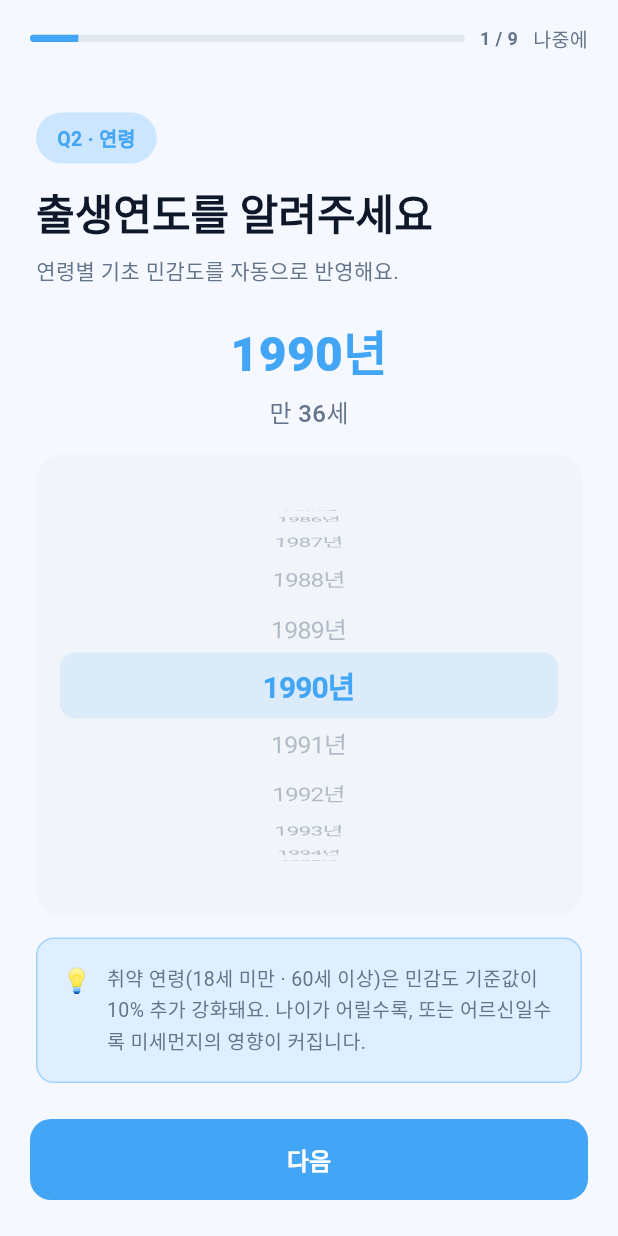
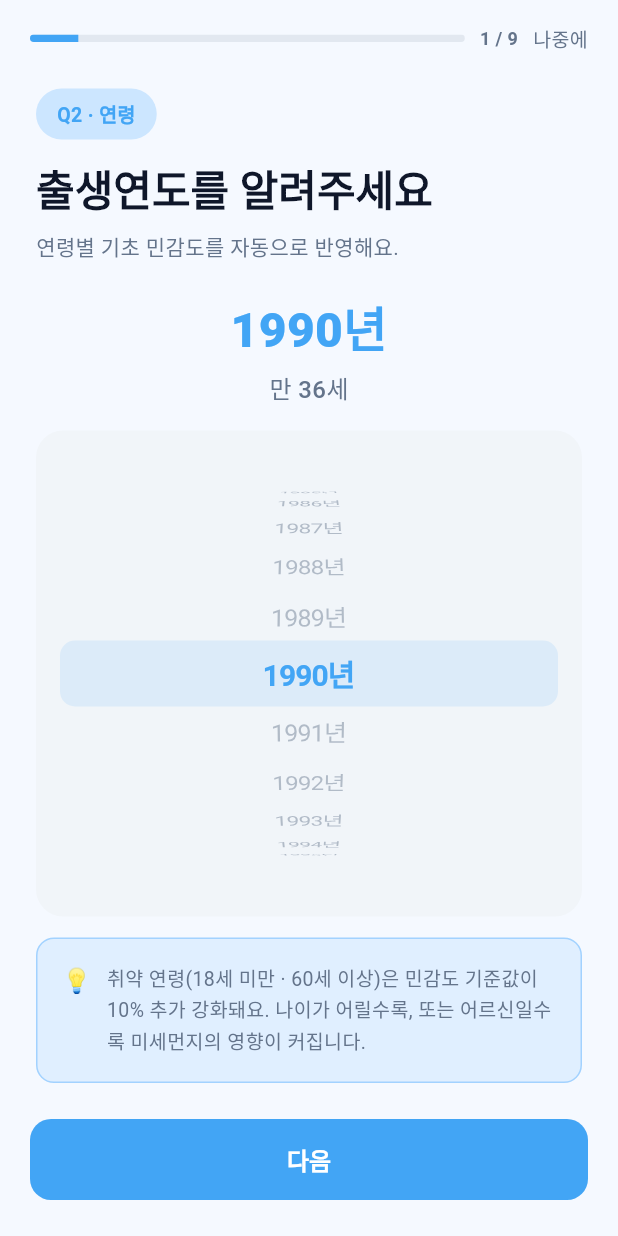
Before and after one commit to yulgoklee/mask, a Flutter app: the OnboardingScreen screen opened by its route, swiped to page 2, on a phone screen of 412 x 824 dp. Run offline on Flutter 3.47's test engine with Material 3 defaults, Android fonts, the phone set to English and light mode, and no system bars; our stand-ins replace dio, firebase_analytics, firebase_core, firebase_crashlytics, firebase_remote_config, fl_chart and 14 more; missing offline and left inert: animated_digit, workmanager; accounts and stored records are empty; statements that could not run were skipped.

Commit message:
fix: Crashlytics 에러 수정 — Expanded/AspectRatio 크래시 + Q2 overflow
1. _CalendarRow: Expanded를 AnimationConfiguration 안에서 꺼냄
   - FadeInAnimation 안에 묻힌 Expanded가 Row 컨텍스트를 잃어
     AspectRatio unbounded constraints + ParentDataWidget 크래시 연쇄 발생
   - Expanded를 AnimationConfiguration 바깥(Row 직계 자식)으로 이동

2. Q2 BirthYear: 상단 padding 32 → 16으로 축소
   - 소형 기기에서 Column이 15px 초과 overflow → Crashlytics fatal 기록

Co-Authored-By: Claude Sonnet 4.6 <noreply@anthropic.com>

```diff
--- a/lib/features/onboarding/diagnosis_cards.dart
+++ b/lib/features/onboarding/diagnosis_cards.dart
@@ -128,7 +128,7 @@ class _DiagQ2BirthYearState extends State<DiagQ2BirthYear> {
       children: [
         // ── 상단 텍스트 ──────────────────────────────────────
         Padding(
-          padding: const EdgeInsets.fromLTRB(24, 32, 24, 0),
+          padding: const EdgeInsets.fromLTRB(24, 16, 24, 0),
           child: Column(
             crossAxisAlignment: CrossAxisAlignment.start,
             children: [
--- a/lib/features/report_tab/report_tab.dart
+++ b/lib/features/report_tab/report_tab.dart
@@ -442,14 +442,14 @@ class _CalendarRow extends StatelessWidget {
       child: Row(
         children: List.generate(days.length, (i) {
           final day = days[i];
-          return AnimationConfiguration.staggeredList(
+          return Expanded(
+            child: AnimationConfiguration.staggeredList(
               position: i,
               duration: const Duration(milliseconds: 200),
               delay: Duration(milliseconds: i * 50),
               child: ScaleAnimation(
                 scale: 0.85,
                 child: FadeInAnimation(
-                child: Expanded(
                   child: AnimatedOpacity(
                     duration: const Duration(milliseconds: 250),
                     opacity: day.isInSelectedPeriod ? 1.0 : 0.3,
```
Lines whose indentation alone changed are shown as unchanged.
